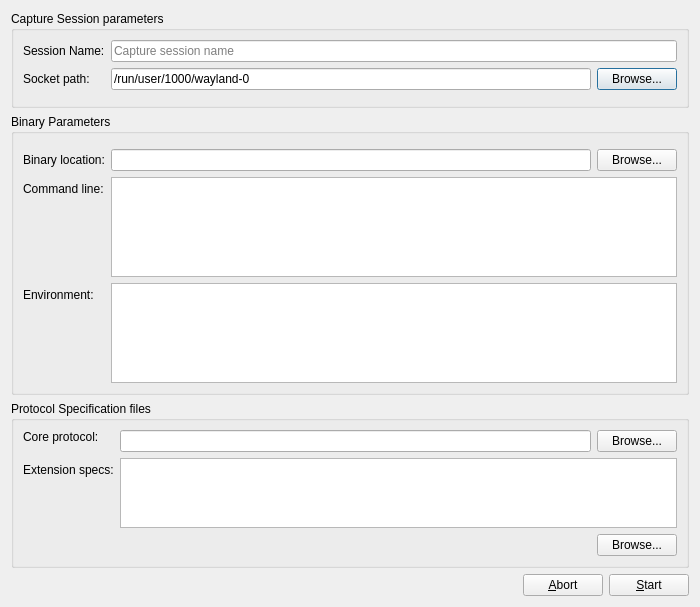
The window that src/analyzer/gui/editsessiondialog.ui (blessed/wlanalyzer) describes before a commit, drawn with Qt 5.
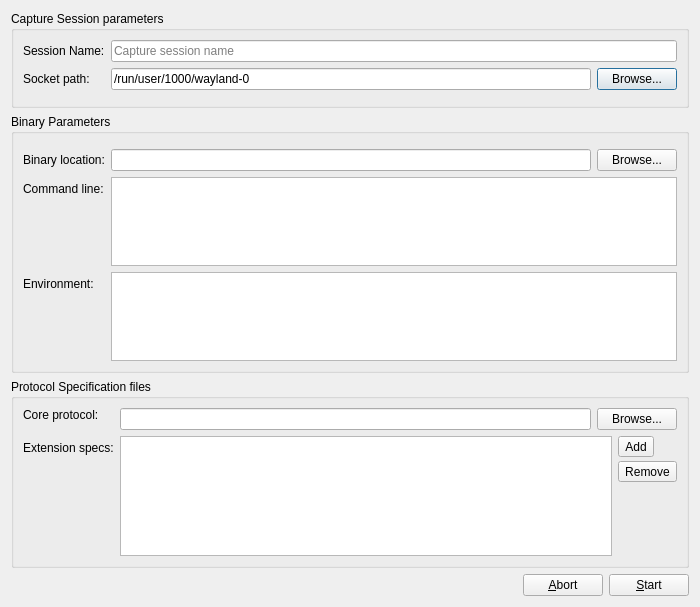
The same window after the commit. Icons and pictures are not drawn.

Commit message: [gui] changed protocol extensions textEdit to multi selection list

```diff
--- a/src/analyzer/gui/editsessiondialog.ui
+++ b/src/analyzer/gui/editsessiondialog.ui
@@ -164,6 +164,12 @@
       </item>
       <item row="3" column="1">
        <widget class="QPlainTextEdit" name="environmentVars_edit">
+        <property name="sizePolicy">
+         <sizepolicy hsizetype="Expanding" vsizetype="Expanding">
+          <horstretch>0</horstretch>
+          <verstretch>0</verstretch>
+         </sizepolicy>
+        </property>
         <property name="tabChangesFocus">
          <bool>true</bool>
         </property>
@@ -237,47 +243,76 @@
       </item>
       <item row="1" column="1">
        <layout class="QVBoxLayout" name="verticalLayout_4">
-        <item>
-         <widget class="QPlainTextEdit" name="protocolExtensions_edit">
-          <property name="tabChangesFocus">
-           <bool>true</bool>
-          </property>
-          <property name="plainText">
-           <string notr="true"/>
-          </property>
-          <property name="textInteractionFlags">
-           <set>Qt::TextEditorInteraction</set>
-          </property>
-         </widget>
-        </item>
         <item>
          <layout class="QHBoxLayout" name="horizontalLayout_8">
           <item>
-           <spacer name="horizontalSpacer_2">
-            <property name="orientation">
-             <enum>Qt::Horizontal</enum>
+           <widget class="QListView" name="protocolExtensions_listView">
+            <property name="sizePolicy">
+             <sizepolicy hsizetype="Expanding" vsizetype="Expanding">
+              <horstretch>0</horstretch>
+              <verstretch>0</verstretch>
+             </sizepolicy>
             </property>
-            <property name="sizeHint" stdset="0">
+            <property name="minimumSize">
              <size>
-              <width>40</width>
-              <height>20</height>
+              <width>0</width>
+              <height>120</height>
              </size>
             </property>
-           </spacer>
-          </item>
-          <item>
-           <widget class="QPushButton" name="protocolExtensions_browse_button">
-            <property name="focusPolicy">
-             <enum>Qt::TabFocus</enum>
-            </property>
-            <property name="text">
-             <string>Browse...</string>
-            </property>
-            <property name="autoDefault">
-             <bool>true</bool>
-            </property>
            </widget>
           </item>
+          <item>
+           <layout class="QVBoxLayout" name="verticalLayout">
+            <property name="spacing">
+             <number>4</number>
+            </property>
+            <item>
+             <widget class="QToolButton" name="protocolExtensionsAdd_button">
+              <property name="focusPolicy">
+               <enum>Qt::TabFocus</enum>
+              </property>
+              <property name="toolTip">
+               <string>Add items</string>
+              </property>
+              <property name="text">
+               <string>Add</string>
+              </property>
+              <property name="icon">
+               <iconset theme="list-add"/>
+              </property>
+             </widget>
+            </item>
+            <item>
+             <widget class="QToolButton" name="protocolExtensionsRemove_button">
+              <property name="focusPolicy">
+               <enum>Qt::TabFocus</enum>
+              </property>
+              <property name="toolTip">
+               <string>Remove items</string>
+              </property>
+              <property name="text">
+               <string>Remove</string>
+              </property>
+              <property name="icon">
+               <iconset theme="list-remove"/>
+              </property>
+             </widget>
+            </item>
+            <item>
+             <spacer name="verticalSpacer">
+              <property name="orientation">
+               <enum>Qt::Vertical</enum>
+              </property>
+              <property name="sizeHint" stdset="0">
+               <size>
+                <width>20</width>
+                <height>40</height>
+               </size>
+              </property>
+             </spacer>
+            </item>
+           </layout>
+          </item>
          </layout>
         </item>
        </layout>
```
Left out of the diff: 36 changed lines with no effect on the pictures. The commit also changes 3 other files.
